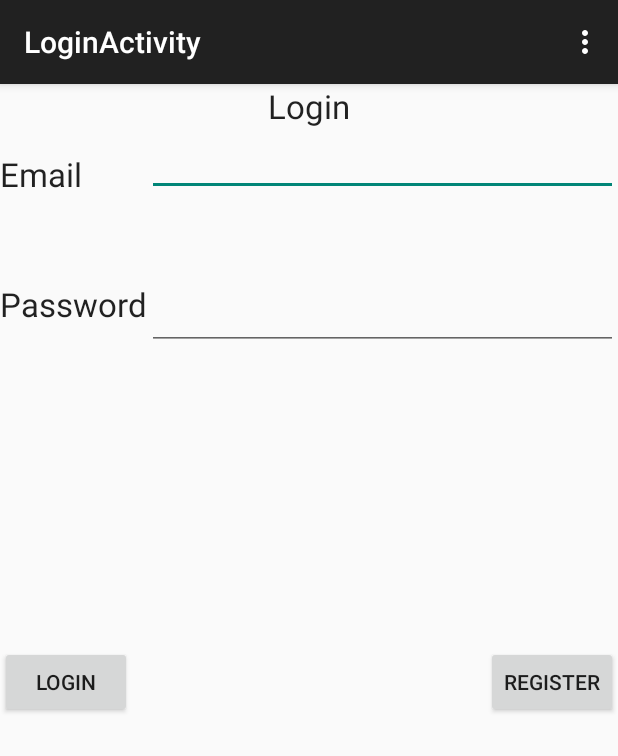
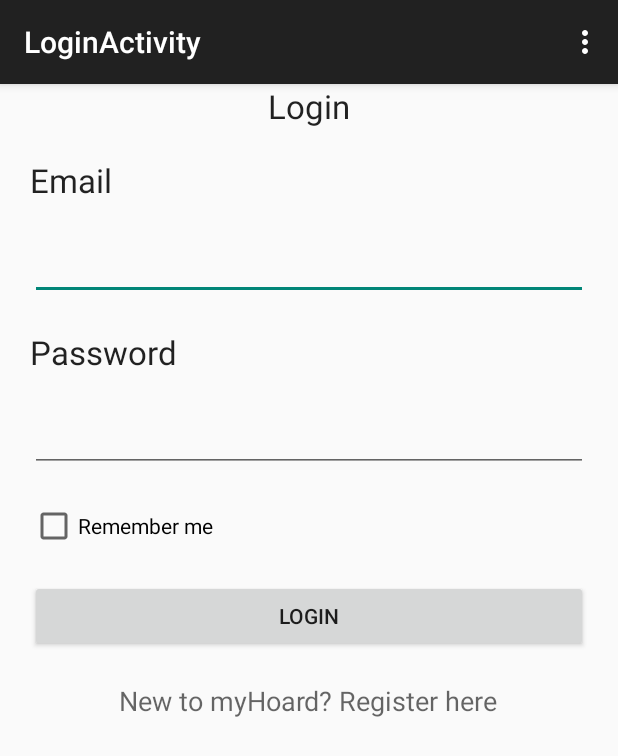
Before and after one commit to blstream/myHoard_Android, an Android app: the LoginActivity screen opened directly, with no data from a screen before it, on a phone screen of 412 x 824 dp. Shown: the top 756 px of the screen. Run offline under Robolectric (Android 15) with nearby library versions, the phone set to English and light mode, and no system bars.

Commit message:
[ADD] Zapamietywanie loginu i hasla przez aplikacje. [ADD] Dodanie ScrollView w layoutach Login i Register [BUG] Nie działający pattern przy tworzeniu hasła

```diff
--- a/myHoard/src/main/AndroidManifest.xml
+++ b/myHoard/src/main/AndroidManifest.xml
@@ -8,7 +8,7 @@
         android:label="@string/app_name"
         android:theme="@style/AppTheme" >
         <activity
-            android:name=".activities.MainActivity"
+            android:name="com.myhoard.app.activities.MainActivity"
             android:label="@string/app_name" >
             <intent-filter>
                 <action android:name="android.intent.action.MAIN" />
@@ -25,11 +25,11 @@
         </provider>
 
         <activity
-            android:name=".activities.LoginActivity"
+            android:name="com.myhoard.app.activities.LoginActivity"
             android:label="@string/title_activity_login" >
         </activity>
         <activity
-            android:name=".activities.RegisterActivity"
+            android:name="com.myhoard.app.activities.RegisterActivity"
             android:label="@string/title_activity_register" >
         </activity>
     </application>
--- a/myHoard/src/main/java/com/myhoard/app/activities/LoginActivity.java
+++ b/myHoard/src/main/java/com/myhoard/app/activities/LoginActivity.java
@@ -1,13 +1,18 @@
 package com.myhoard.app.activities;
 
 import android.content.Intent;
+import android.content.SharedPreferences;
+import android.os.Bundle;
 import android.support.v7.app.ActionBarActivity;
-import android.os.Bundle;
 import android.view.Menu;
 import android.view.MenuItem;
 import android.view.View;
 import android.widget.Button;
+import android.widget.CheckBox;
 import android.widget.EditText;
+import android.widget.TextView;
+import android.widget.Toast;
+
 import com.myhoard.app.R;
 
 public class LoginActivity extends ActionBarActivity {
@@ -15,7 +20,15 @@ public class LoginActivity extends ActionBarActivity {
     private EditText email;
     private EditText password;
     private Button login_button;
-    private Button register_button;
+    private TextView txt;
+    private String login_fix = "janek";
+    private String password_fix = "1234a";
+    private CheckBox remember_check;
+    private String username, user_password;
+    private SharedPreferences loginPreferences;
+    private SharedPreferences.Editor editor;
+    private Boolean saveLogin;
+
 
     @Override
     protected void onCreate(Bundle savedInstanceState) {
@@ -23,18 +36,52 @@ public class LoginActivity extends ActionBarActivity {
         setContentView(R.layout.activity_login);
 
 
-        email = (EditText)findViewById(R.id.login_email);
-        password = (EditText)findViewById(R.id.login_password);
-        login_button = (Button)findViewById(R.id.button_login);
-        register_button = (Button)findViewById(R.id.button_register);
+        email = (EditText) findViewById(R.id.login_email);
+        password = (EditText) findViewById(R.id.login_password);
+        login_button = (Button) findViewById(R.id.button_login);
+        txt = (TextView) findViewById(R.id.registration_text);
+        remember_check = (CheckBox) findViewById(R.id.checkbox_remember);
+        loginPreferences = getSharedPreferences("loginPrefs", MODE_PRIVATE);
+        editor = loginPreferences.edit();
+        saveLogin = loginPreferences.getBoolean("saveLogin", false);
 
 
+        if (saveLogin == true) {
+            email.setText(loginPreferences.getString("username", ""));
+            password.setText(loginPreferences.getString("password", ""));
+        }
 
-        register_button.setOnClickListener(new View.OnClickListener() {
+
+        txt.setOnClickListener(new View.OnClickListener() {
             @Override
             public void onClick(View view) {
-                Intent intent = new Intent(LoginActivity.this,RegisterActivity.class);
+                Intent intent = new Intent(LoginActivity.this, RegisterActivity.class);
                 startActivity(intent);
+            }
+        });
+
+        login_button.setOnClickListener(new View.OnClickListener() {
+            @Override
+            public void onClick(View view) {
+                if (email.getText().toString().equals(login_fix) && password.getText().toString().equals(password_fix)) {
+                    if (remember_check.isChecked()) {
+                        username = email.getText().toString();
+                        user_password = password.getText().toString();
+                        editor.putBoolean("saveLogin", true);
+                        editor.putString("username", username);
+                        editor.putString("password", user_password);
+                        editor.commit();
+                    }
+                    else
+                    {
+                        editor.clear();
+                        editor.commit();
+                    }
+                    Intent intent = new Intent(getApplicationContext(), MainActivity.class);
+                    startActivity(intent);
+                } else {
+                    Toast.makeText(getApplicationContext(), "Wrong login or password", Toast.LENGTH_SHORT).show();
+                }
             }
         });
 
--- a/myHoard/src/main/java/com/myhoard/app/provider/DatabaseHelper.java
+++ b/myHoard/src/main/java/com/myhoard/app/provider/DatabaseHelper.java
@@ -9,7 +9,7 @@ import java.util.List;
 public class DatabaseHelper extends SQLiteOpenHelper {
 
 	public static final String DB_NAME = "mh.db";
-	private static final int DB_VERSION = 3;
+	private static final int DB_VERSION = 4;
 
 	private List<DatabaseTable> tables;
 
--- a/myHoard/src/main/res/layout/activity_login.xml
+++ b/myHoard/src/main/res/layout/activity_login.xml
@@ -1,8 +1,17 @@
+<ScrollView
+    android:layout_width="wrap_content"
+    android:layout_height="wrap_content"
+    xmlns:android="http://schemas.android.com/apk/res/android"
+    android:id="@+id/scrollView">
+
+    <RelativeLayout
+        android:layout_width="wrap_content"
+        android:layout_height="wrap_content">
+
         <LinearLayout
             android:orientation="vertical"
             android:layout_width="fill_parent"
-    android:layout_height="fill_parent"
-    xmlns:android="http://schemas.android.com/apk/res/android">
+            android:layout_height="fill_parent">
 
             <TextView
                 android:layout_width="wrap_content"
@@ -10,19 +19,8 @@
                 android:textAppearance="?android:attr/textAppearanceLarge"
                 android:text="@string/Login"
                 android:id="@+id/textView"
-        android:layout_gravity="center_horizontal" />
-
-    <RelativeLayout
-        android:layout_width="match_parent"
-        android:layout_height="match_parent">
-
-        <EditText
-            android:layout_width="wrap_content"
-            android:layout_height="wrap_content"
-            android:id="@+id/login_email"
-            android:layout_alignParentRight="true"
-            android:layout_alignParentEnd="true"
-            android:layout_toRightOf="@+id/textView3" />
+                android:layout_gravity="center_horizontal"
+                android:paddingBottom="20dp"/>
 
             <TextView
                 android:layout_width="wrap_content"
@@ -30,9 +28,15 @@
                 android:textAppearance="?android:attr/textAppearanceLarge"
                 android:text="@string/Email"
                 android:id="@+id/textView2"
-            android:layout_alignBottom="@+id/login_email"
-            android:layout_alignParentLeft="true"
-            android:layout_alignParentStart="true" />
+                android:layout_marginLeft="20dp"/>
+
+            <EditText
+                android:layout_width="match_parent"
+                android:layout_height="wrap_content"
+                android:inputType="textEmailAddress"
+                android:ems="10"
+                android:id="@+id/login_email"
+                android:layout_margin="20dp"/>
 
             <TextView
                 android:layout_width="wrap_content"
@@ -40,39 +44,42 @@
                 android:textAppearance="?android:attr/textAppearanceLarge"
                 android:text="@string/Password"
                 android:id="@+id/textView3"
-            android:layout_below="@+id/textView2"
-            android:layout_alignParentLeft="true"
-            android:layout_alignParentStart="true"
-            android:layout_marginTop="57dp" />
+                android:layout_marginLeft="20dp"/>
 
             <EditText
-            android:layout_width="wrap_content"
+                android:layout_width="match_parent"
                 android:layout_height="wrap_content"
                 android:inputType="textPassword"
                 android:ems="10"
                 android:id="@+id/login_password"
-            android:layout_alignTop="@+id/textView3"
-            android:layout_alignParentRight="true"
-            android:layout_alignParentEnd="true"
-            android:layout_toRightOf="@+id/textView3" />
+                android:layout_margin="20dp"/>
+
+            <CheckBox
+                android:layout_width="match_parent"
+                android:layout_height="wrap_content"
+                android:text="@string/Remember_me"
+                android:id="@+id/checkbox_remember"
+                android:checked="false"
+                android:layout_marginBottom="20dp"
+                android:layout_marginLeft="20dp"/>
 
             <Button
-            android:layout_width="wrap_content"
+                android:layout_width="match_parent"
                 android:layout_height="wrap_content"
                 android:text="@string/Login"
                 android:id="@+id/button_login"
-            android:layout_centerVertical="true"
-            android:layout_alignParentLeft="true"
-            android:layout_alignParentStart="true" />
+                android:layout_marginLeft="20dp"
+                android:layout_marginRight="20dp"
+                android:layout_marginBottom="20dp"/>
 
-        <Button
+
+            <TextView
                 android:layout_width="wrap_content"
                 android:layout_height="wrap_content"
-            android:text="@string/Register"
-            android:id="@+id/button_register"
-            android:layout_alignTop="@+id/button_login"
-            android:layout_alignParentRight="true"
-            android:layout_alignParentEnd="true" />
+                android:textAppearance="?android:attr/textAppearanceMedium"
+                android:text="@string/Registration_link"
+                android:id="@+id/registration_text"
+                android:layout_gravity="center_horizontal" />
+        </LinearLayout>
     </RelativeLayout>
-
-</LinearLayout>
+</ScrollView>
--- a/myHoard/src/main/res/values/strings.xml
+++ b/myHoard/src/main/res/values/strings.xml
@@ -23,4 +23,8 @@
     <string name="terms_of_use">terms of use</string>
     <string name="Accept_of_terms">I read and accept terms of use</string>
     <string name="blabla">blablablablablablablablablablablablablablablablablablablablablablablablablablablablablablablablablablablablablablablablablablablablablablablablablablabla</string>
+    <string name="title_activity_log">Log</string>
+    <string name="Registration_link">New to myHoard? Register here</string>
+    <string name="Remember_me">Remember me</string>
+
 </resources>
```
Also changed, not shown: myHoard/src/main/java/com/myhoard/app/activities/RegisterActivity.java (+72 -1 lines), myHoard/src/main/res/layout/activity_register.xml (+37 -16 lines), myHoard/src/main/res/drawable-hdpi/ic_action_phone.png, myHoard/src/main/res/drawable-mdpi/ic_action_phone.png, myHoard/src/main/res/drawable-xhdpi/ic_action_phone.png, myHoard/src/main/res/drawable-xxhdpi/ic_action_phone.png. Lines whose indentation alone changed are shown as unchanged.
